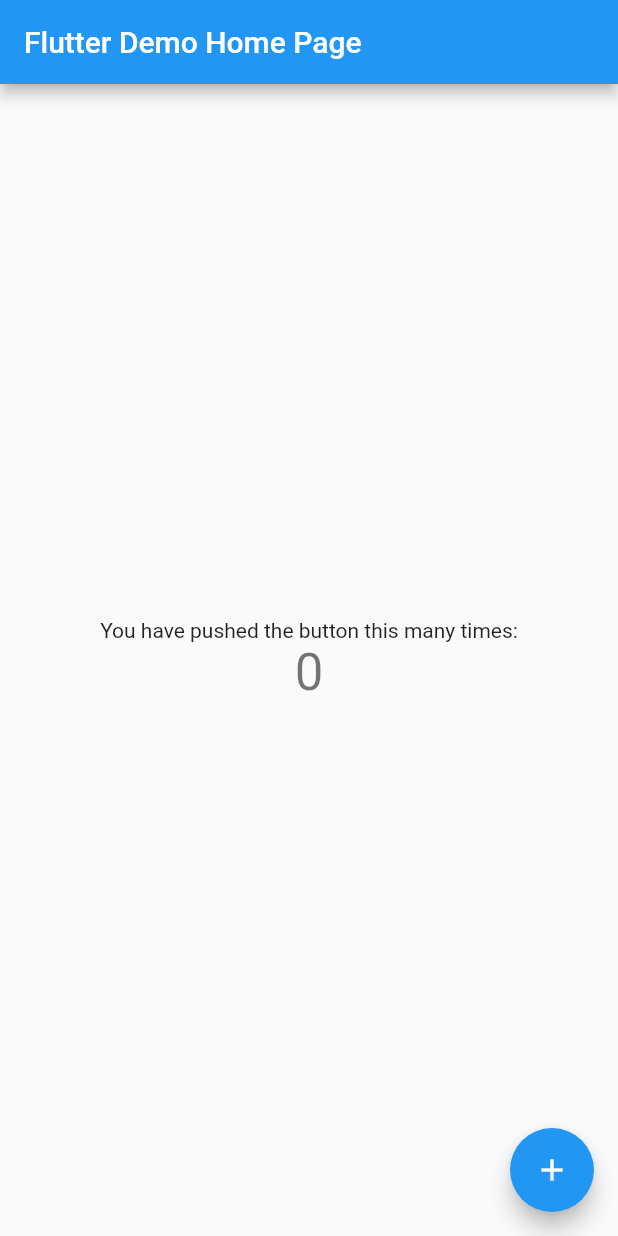
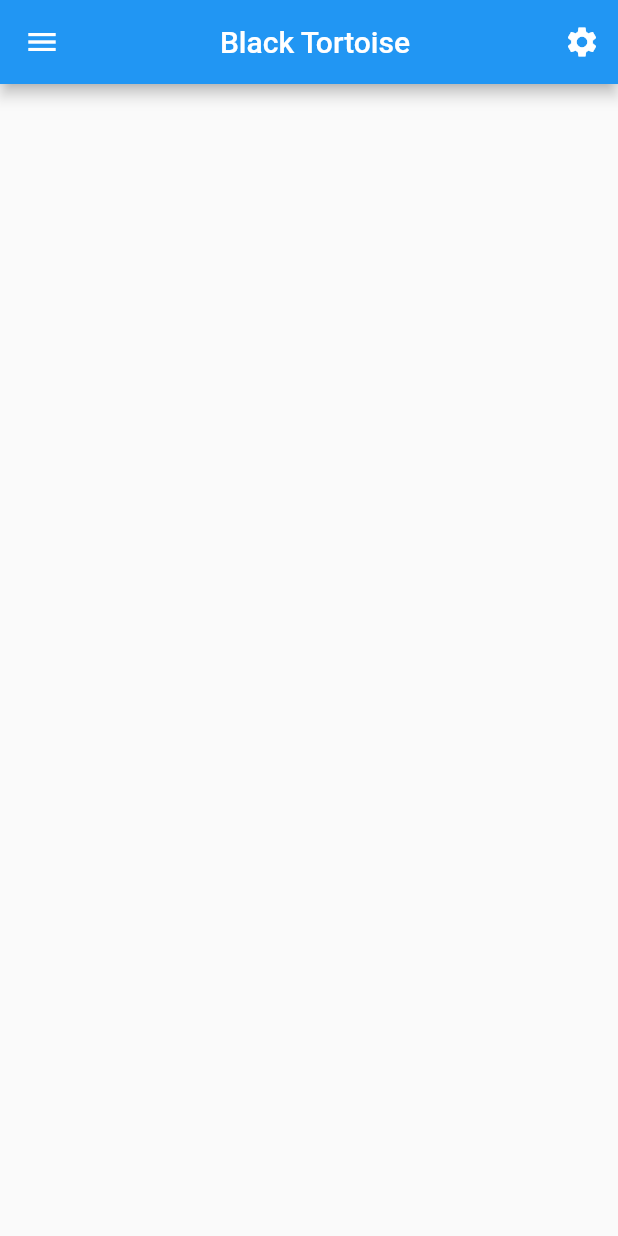
Before and after one commit to RedCape-Studios/flixcard, a Flutter app: the screen it shows after launch, on a phone screen of 412 x 824 dp. Run offline on Flutter 3.47's test engine with Material 2 defaults, Android fonts, the phone set to English and light mode, and no system bars.

Commit message:
Dummy app initiated

```diff
--- a/lib/main.dart
+++ b/lib/main.dart
@@ -1,113 +1,17 @@
+import 'package:black_tortoise/routes/home.dart';
 import 'package:flutter/material.dart';
 
-void main() {
-  runApp(MyApp());
-}
+void main() => runApp(MyApp());
 
 class MyApp extends StatelessWidget {
-  // This widget is the root of your application.
   @override
   Widget build(BuildContext context) {
     return MaterialApp(
-      title: 'Flutter Demo',
-      theme: ThemeData(
-        // This is the theme of your application.
-        //
-        // Try running your application with "flutter run". You'll see the
-        // application has a blue toolbar. Then, without quitting the app, try
-        // changing the primarySwatch below to Colors.green and then invoke
-        // "hot reload" (press "r" in the console where you ran "flutter run",
-        // or simply save your changes to "hot reload" in a Flutter IDE).
-        // Notice that the counter didn't reset back to zero; the application
-        // is not restarted.
-        primarySwatch: Colors.blue,
-      ),
-      home: MyHomePage(title: 'Flutter Demo Home Page'),
+      title: 'Black Tortoise',
+      routes: {
+        '/home': (context) => HomeRoute(),
+      },
+      home: HomeRoute(),
     );
   }
 }
-
-class MyHomePage extends StatefulWidget {
-  MyHomePage({Key? key, required this.title}) : super(key: key);
-
-  // This widget is the home page of your application. It is stateful, meaning
-  // that it has a State object (defined below) that contains fields that affect
-  // how it looks.
-
-  // This class is the configuration for the state. It holds the values (in this
-  // case the title) provided by the parent (in this case the App widget) and
-  // used by the build method of the State. Fields in a Widget subclass are
-  // always marked "final".
-
-  final String title;
-
-  @override
-  _MyHomePageState createState() => _MyHomePageState();
-}
-
-class _MyHomePageState extends State<MyHomePage> {
-  int _counter = 0;
-
-  void _incrementCounter() {
-    setState(() {
-      // This call to setState tells the Flutter framework that something has
-      // changed in this State, which causes it to rerun the build method below
-      // so that the display can reflect the updated values. If we changed
-      // _counter without calling setState(), then the build method would not be
-      // called again, and so nothing would appear to happen.
-      _counter++;
-    });
-  }
-
-  @override
-  Widget build(BuildContext context) {
-    // This method is rerun every time setState is called, for instance as done
-    // by the _incrementCounter method above.
-    //
-    // The Flutter framework has been optimized to make rerunning build methods
-    // fast, so that you can just rebuild anything that needs updating rather
-    // than having to individually change instances of widgets.
-    return Scaffold(
-      appBar: AppBar(
-        // Here we take the value from the MyHomePage object that was created by
-        // the App.build method, and use it to set our appbar title.
-        title: Text(widget.title),
-      ),
-      body: Center(
-        // Center is a layout widget. It takes a single child and positions it
-        // in the middle of the parent.
-        child: Column(
-          // Column is also a layout widget. It takes a list of children and
-          // arranges them vertically. By default, it sizes itself to fit its
-          // children horizontally, and tries to be as tall as its parent.
-          //
-          // Invoke "debug painting" (press "p" in the console, choose the
-          // "Toggle Debug Paint" action from the Flutter Inspector in Android
-          // Studio, or the "Toggle Debug Paint" command in Visual Studio Code)
-          // to see the wireframe for each widget.
-          //
-          // Column has various properties to control how it sizes itself and
-          // how it positions its children. Here we use mainAxisAlignment to
-          // center the children vertically; the main axis here is the vertical
-          // axis because Columns are vertical (the cross axis would be
-          // horizontal).
-          mainAxisAlignment: MainAxisAlignment.center,
-          children: <Widget>[
-            Text(
-              'You have pushed the button this many times:',
-            ),
-            Text(
-              '$_counter',
-              style: Theme.of(context).textTheme.headline4,
-            ),
-          ],
-        ),
-      ),
-      floatingActionButton: FloatingActionButton(
-        onPressed: _incrementCounter,
-        tooltip: 'Increment',
-        child: Icon(Icons.add),
-      ), // This trailing comma makes auto-formatting nicer for build methods.
-    );
-  }
-}
--- /dev/null
+++ b/lib/routes/home.dart
@@ -0,0 +1,23 @@
+import 'package:flutter/cupertino.dart';
+import 'package:flutter/material.dart';
+
+class HomeRoute extends StatelessWidget {
+  @override
+  Widget build(BuildContext context) {
+    return Scaffold(
+      appBar: AppBar(
+        leading: IconButton(
+          icon: Icon(Icons.menu),
+          onPressed: () => print('lol'),
+        ),
+        title: Center(child: Text('Black Tortoise')),
+        actions: [
+          IconButton(
+            icon: Icon(Icons.settings),
+            onPressed: () => print('lol'),
+          ),
+        ],
+      ),
+    );
+  }
+}
```
